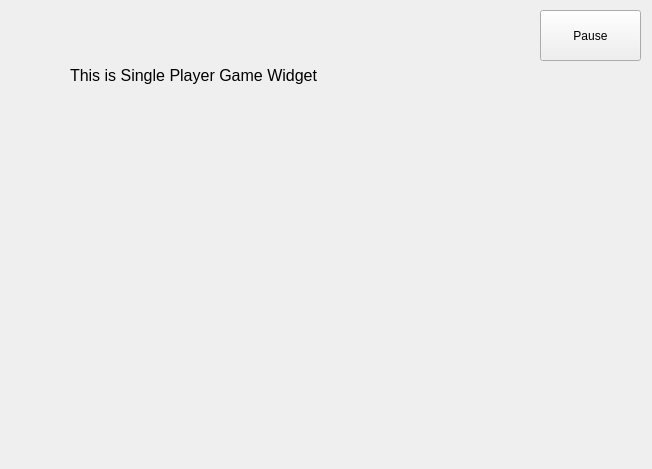
First picture: the form in Tank_Trouble_IV/singlegamewidget.ui, repository raitocc/run, before the edit.
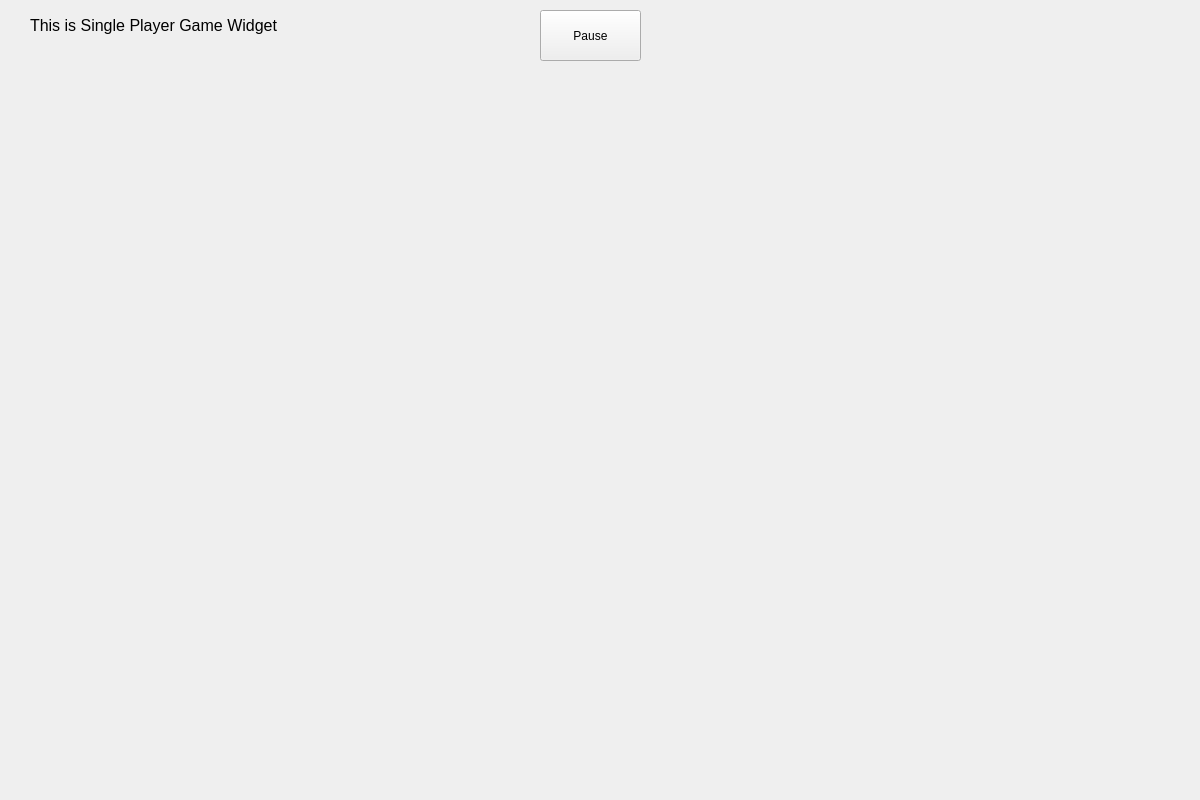
Second picture: the form after the edit.

```diff
--- a/Tank_Trouble_IV/singlegamewidget.ui
+++ b/Tank_Trouble_IV/singlegamewidget.ui
@@ -6,8 +6,8 @@
    <rect>
     <x>0</x>
     <y>0</y>
-    <width>652</width>
-    <height>469</height>
+    <width>1200</width>
+    <height>800</height>
    </rect>
   </property>
   <property name="windowTitle">
@@ -16,8 +16,8 @@
   <widget class="QLabel" name="label">
    <property name="geometry">
     <rect>
-     <x>70</x>
-     <y>60</y>
+     <x>30</x>
+     <y>10</y>
      <width>431</width>
      <height>31</height>
     </rect>
```
